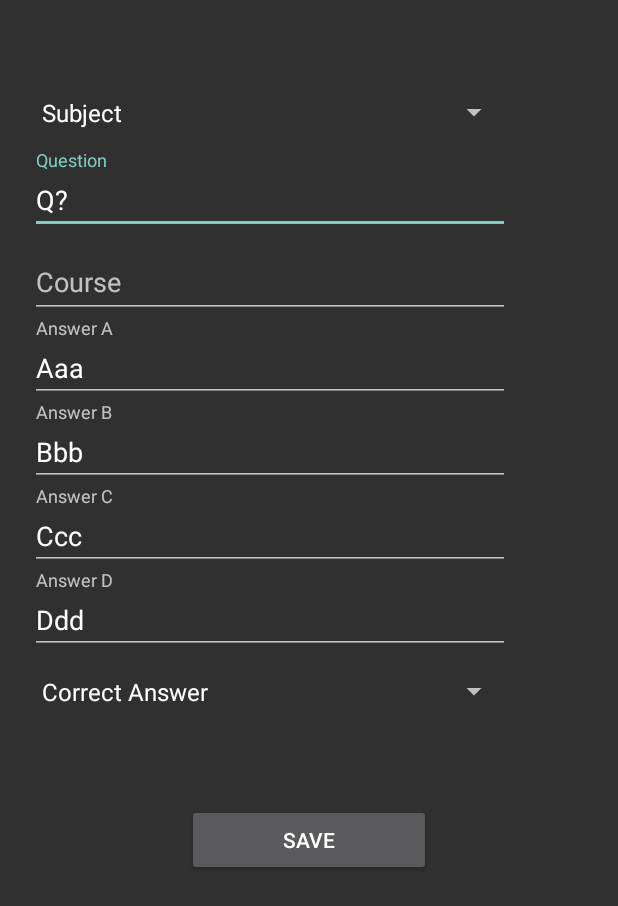
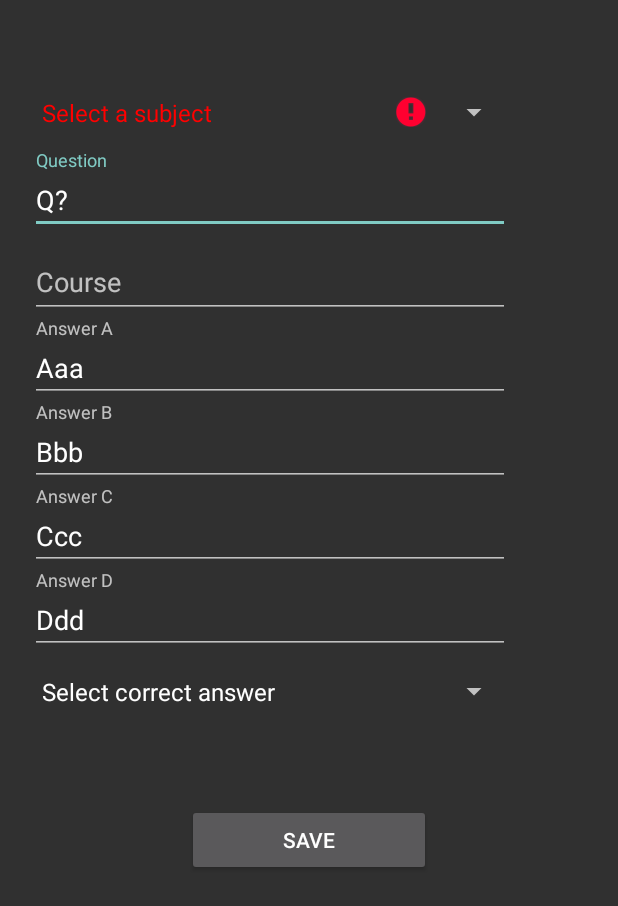
Before and after one commit to ioanacic/Licenta-QR-Code-Scanner, an Android app: the AddQuestionActivity screen opened directly, with no data from a screen before it, after a tap on "SAVE", on a phone screen of 412 x 824 dp. Shown: the top 906 px of the screen. Run offline under Robolectric (Android 15) with nearby library versions, the phone set to English and light mode, and no system bars; our stand-ins replace Firebase (no records; nobody signed in at launch, a user with empty details on screens opened directly); 2 statements that could not run were skipped.

Commit message:
remove a question & errors when P adds Q without selecting spinners

```diff
--- a/app/src/main/java/com/google/android/gms/samples/vision/barcodereader/AddQuestionActivity.java
+++ b/app/src/main/java/com/google/android/gms/samples/vision/barcodereader/AddQuestionActivity.java
@@ -2,6 +2,7 @@ package com.google.android.gms.samples.vision.barcodereader;
 
 import android.app.Activity;
 import android.content.Intent;
+import android.graphics.Color;
 import android.os.Bundle;
 import android.support.annotation.NonNull;
 import android.support.design.widget.TextInputEditText;
@@ -10,6 +11,7 @@ import android.view.View;
 import android.widget.ArrayAdapter;
 import android.widget.EditText;
 import android.widget.Spinner;
+import android.widget.TextView;
 import android.widget.Toast;
 
 import com.google.android.gms.tasks.OnCompleteListener;
@@ -69,7 +71,7 @@ public class AddQuestionActivity extends Activity implements View.OnClickListene
     }
 
     public void addItemOnSpinner() {
-        options.add("Correct Answer");
+        options.add("Select correct answer");
         options.add("Answer A");
         options.add("Answer B");
         options.add("Answer C");
@@ -82,7 +84,7 @@ public class AddQuestionActivity extends Activity implements View.OnClickListene
     }
 
     public void addItemOnSpinnerSubject() {
-        optionsSubjects.add("Subject");
+        optionsSubjects.add("Select a subject");
         getAllSubjects();
 
         // dont know if necessary
@@ -138,8 +140,28 @@ public class AddQuestionActivity extends Activity implements View.OnClickListene
         idProfessor = mAuth.getCurrentUser().getUid();
         subject = spinnerSubject.getSelectedItem().toString().trim();
 
-        if (question.isEmpty() || courseNr.isEmpty() || answerA.isEmpty() || answerB.isEmpty() || answerC.isEmpty() ||
-                answerD.isEmpty() || correctAnswer.isEmpty() || subject.isEmpty()) {
+        if (subject.equals("Select a subject")) {
+            TextView errorTextview = (TextView) spinnerSubject.getSelectedView();
+            errorTextview.setError("");
+            errorTextview.setTextColor(Color.RED);
+            errorTextview.setText("Select a subject");
+
+//            ((TextView)spinnerSubject.getSelectedView()).setError("Choose an option");
+            return;
+        }
+
+        if (correctAnswer.equals("Select correct answer")) {
+            TextView errorTextview = (TextView) spinner.getSelectedView();
+            errorTextview.setError("");
+            errorTextview.setTextColor(Color.RED);
+            errorTextview.setText("Select correct answer");
+
+//            ((TextView)spinner.getSelectedView()).setError("Choose an option");
+            return;
+        }
+
+        if (question.isEmpty() || courseNr.isEmpty() || answerA.isEmpty() || answerB.isEmpty() ||
+                answerC.isEmpty() || answerD.isEmpty()) {
             Toast.makeText(AddQuestionActivity.this, getString(R.string.noFieldEmpty), Toast.LENGTH_LONG).show();
             isEmpty = true;
             return;
```
Also changed, not shown: app/src/main/java/com/google/android/gms/samples/vision/barcodereader/SeeQuestionsActivity.java (+32 -3 lines).
